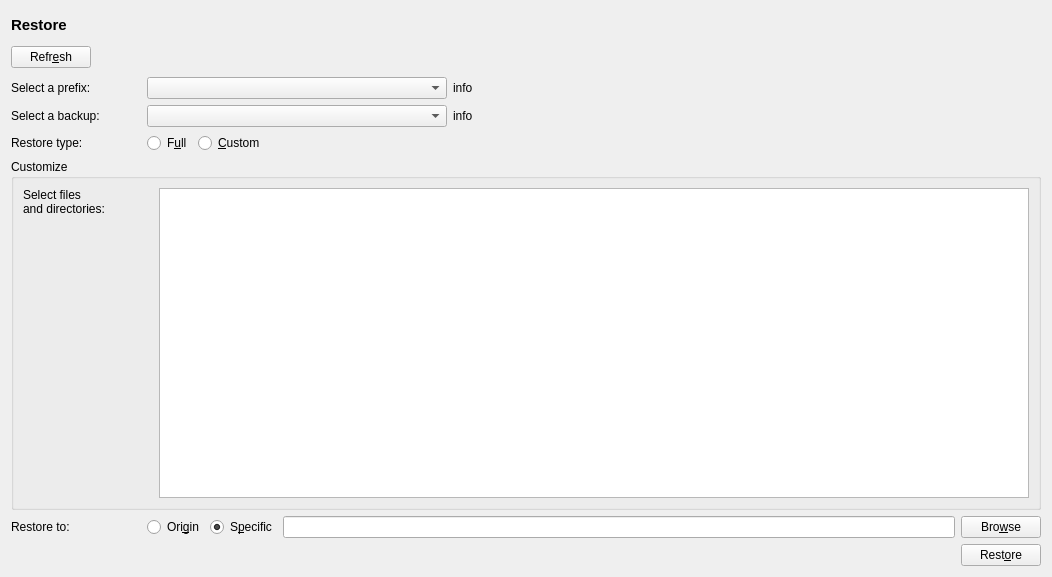
stepping-stone/sepiola, file src/gui/restore_form.ui: the form before one commit.
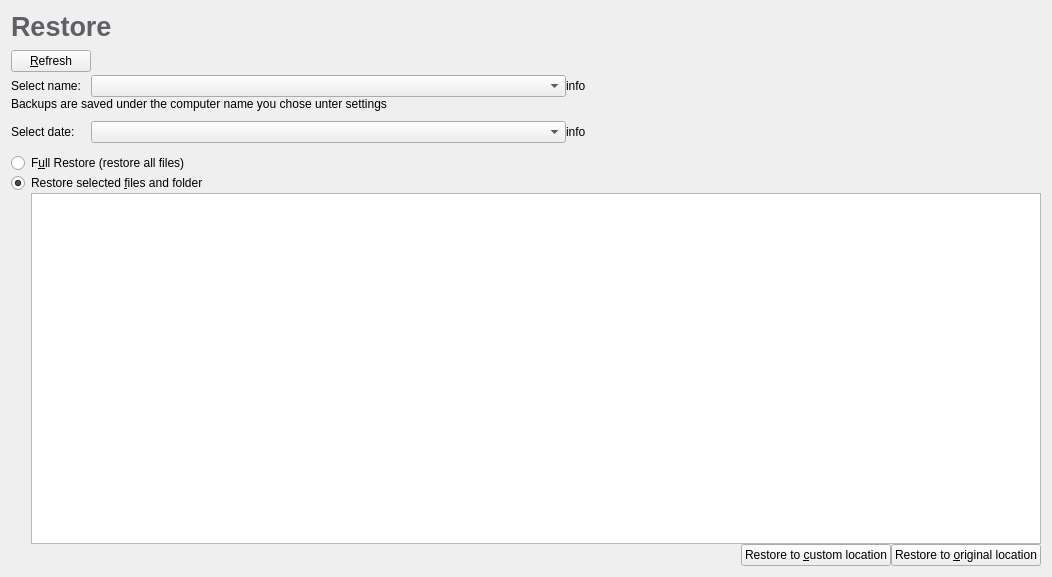
The form after the commit.

Commit message: replaced all *_pressed-methods by *_clicked-methods adapted design of restore_form to meet the provided mockup

```diff
--- a/src/gui/restore_form.ui
+++ b/src/gui/restore_form.ui
@@ -12,20 +12,20 @@
   <property name="windowTitle" >
    <string>Restore</string>
   </property>
-  <layout class="QGridLayout" >
-   <item row="0" column="0" >
-    <layout class="QHBoxLayout" >
+  <layout class="QVBoxLayout">
      <item>
-      <widget class="QLabel" name="labelRestore" >
-       <property name="font" >
+    <layout class="QHBoxLayout">
+     <item>
+      <widget class="QLabel" name="labelRestore">
+       <property name="font">
         <font>
-         <pointsize>11</pointsize>
+         <pointsize>20</pointsize>
          <weight>75</weight>
          <bold>true</bold>
         </font>
        </property>
-       <property name="text" >
-        <string>Restore</string>
+       <property name="text">
+        <string>&lt;span style=&quot; color:#5f5f67;&quot;&gt;Restore&lt;/span&gt;</string>
        </property>
       </widget>
      </item>
@@ -44,12 +44,17 @@
      </item>
     </layout>
    </item>
-   <item row="1" column="0" >
-    <layout class="QHBoxLayout" >
      <item>
-      <widget class="QPushButton" name="btnRefresh" >
-       <property name="text" >
-        <string>Refr&amp;esh</string>
+    <layout class="QVBoxLayout" name="verticalLayout">
+     <property name="spacing">
+      <number>0</number>
+     </property>
+     <item>
+      <layout class="QHBoxLayout">
+       <item>
+        <widget class="QPushButton" name="btnRefresh">
+         <property name="text">
+          <string>&amp;Refresh</string>
        </property>
       </widget>
      </item>
@@ -71,31 +76,31 @@
      </item>
     </layout>
    </item>
-   <item row="2" column="0" >
-    <layout class="QGridLayout" >
-     <item row="0" column="0" >
-      <widget class="QLabel" name="labelSelectBackup_2" >
-       <property name="sizePolicy" >
-        <sizepolicy vsizetype="Fixed" hsizetype="Fixed" >
+     <item>
+      <layout class="QHBoxLayout">
+       <item>
+        <widget class="QLabel" name="labelSelectBackup_2">
+         <property name="sizePolicy">
+          <sizepolicy hsizetype="Fixed" vsizetype="Fixed">
          <horstretch>0</horstretch>
          <verstretch>0</verstretch>
         </sizepolicy>
        </property>
-       <property name="minimumSize" >
+         <property name="minimumSize">
         <size>
-         <width>130</width>
+           <width>80</width>
          <height>0</height>
         </size>
        </property>
-       <property name="text" >
-        <string>Select a prefix:</string>
+         <property name="text">
+          <string>Select name:</string>
        </property>
       </widget>
      </item>
-     <item row="0" column="1" >
-      <widget class="QComboBox" name="comboBoxPrefixes" >
-       <property name="sizePolicy" >
-        <sizepolicy vsizetype="Fixed" hsizetype="Fixed" >
+       <item>
+        <widget class="QComboBox" name="comboBoxPrefixes">
+         <property name="sizePolicy">
+          <sizepolicy hsizetype="Preferred" vsizetype="Fixed">
          <horstretch>0</horstretch>
          <verstretch>0</verstretch>
         </sizepolicy>
@@ -108,35 +113,73 @@
        </property>
       </widget>
      </item>
-     <item row="0" column="2" >
-      <widget class="QLabel" name="labelPrefixes" >
-       <property name="text" >
+       <item>
+        <widget class="QLabel" name="labelPrefixes">
+         <property name="text">
         <string>info</string>
        </property>
       </widget>
      </item>
-     <item row="1" column="0" >
-      <widget class="QLabel" name="labelSelectBackup" >
-       <property name="sizePolicy" >
-        <sizepolicy vsizetype="Fixed" hsizetype="Fixed" >
+      </layout>
+     </item>
+     <item>
+      <widget class="QLabel" name="label">
+       <property name="font">
+        <font>
+         <pointsize>9</pointsize>
+        </font>
+       </property>
+       <property name="text">
+        <string>Backups are saved under the computer name you chose unter settings</string>
+       </property>
+      </widget>
+     </item>
+     <item>
+      <spacer name="verticalSpacer">
+       <property name="orientation">
+        <enum>Qt::Vertical</enum>
+       </property>
+       <property name="sizeType">
+        <enum>QSizePolicy::Fixed</enum>
+       </property>
+       <property name="sizeHint" stdset="0">
+        <size>
+         <width>20</width>
+         <height>10</height>
+        </size>
+       </property>
+      </spacer>
+     </item>
+     <item>
+      <layout class="QHBoxLayout">
+       <item>
+        <widget class="QLabel" name="labelSelectBackup">
+         <property name="sizePolicy">
+          <sizepolicy hsizetype="Fixed" vsizetype="Fixed">
          <horstretch>0</horstretch>
          <verstretch>0</verstretch>
         </sizepolicy>
        </property>
-       <property name="minimumSize" >
+         <property name="minimumSize">
         <size>
-         <width>130</width>
+           <width>80</width>
          <height>0</height>
         </size>
        </property>
-       <property name="text" >
-        <string>Select a backup:</string>
+         <property name="text">
+          <string>Select date:</string>
        </property>
       </widget>
      </item>
-     <item row="1" column="1" >
-      <widget class="QComboBox" name="comboBoxBackupNames" >
-       <property name="minimumSize" >
+       <item>
+        <widget class="QComboBox" name="comboBoxBackupNames">
+         <property name="sizePolicy">
+          <sizepolicy hsizetype="Preferred" vsizetype="Fixed">
+           <horstretch>0</horstretch>
+           <verstretch>0</verstretch>
+          </sizepolicy>
+         </property>
+         <property name="minimumSize">
         <size>
          <width>300</width>
          <height>0</height>
@@ -147,189 +190,82 @@
        </property>
       </widget>
      </item>
-     <item row="1" column="2" >
-      <widget class="QLabel" name="labelBackupNames" >
-       <property name="text" >
+       <item>
+        <widget class="QLabel" name="labelBackupNames">
+         <property name="text">
         <string>info</string>
        </property>
       </widget>
      </item>
     </layout>
    </item>
-   <item row="3" column="0" >
-    <layout class="QHBoxLayout" >
      <item>
-      <widget class="QLabel" name="labelRestoreType" >
-       <property name="sizePolicy" >
-        <sizepolicy vsizetype="Fixed" hsizetype="Fixed" >
-         <horstretch>0</horstretch>
-         <verstretch>0</verstretch>
-        </sizepolicy>
-       </property>
-       <property name="minimumSize" >
-        <size>
-         <width>130</width>
-         <height>0</height>
-        </size>
-       </property>
-       <property name="text" >
-        <string>Restore type:</string>
-       </property>
-      </widget>
-     </item>
-     <item>
-      <widget class="QRadioButton" name="radioButtonFull" >
-       <property name="text" >
-        <string>F&amp;ull</string>
-       </property>
-       <property name="checked" >
-        <bool>false</bool>
-       </property>
-      </widget>
-     </item>
-     <item>
-      <widget class="QRadioButton" name="radioButtonCustom" >
-       <property name="text" >
-        <string>&amp;Custom</string>
-       </property>
-       <property name="checked" >
-        <bool>true</bool>
-       </property>
-      </widget>
-     </item>
-     <item>
-      <spacer>
-       <property name="orientation" >
-        <enum>Qt::Horizontal</enum>
-       </property>
-       <property name="sizeHint" >
-        <size>
-         <width>431</width>
-         <height>20</height>
-        </size>
-       </property>
-      </spacer>
-     </item>
-    </layout>
-   </item>
-   <item row="4" column="0" >
-    <widget class="QGroupBox" name="groupBoxCustom" >
-     <property name="title" >
-      <string>Customize</string>
-     </property>
-     <layout class="QGridLayout" >
-      <item row="0" column="0" >
-       <layout class="QVBoxLayout" >
-        <item>
-         <layout class="QHBoxLayout" >
-          <item>
-           <layout class="QVBoxLayout" >
-            <item>
-             <widget class="QLabel" name="labelSelectItems" >
-              <property name="sizePolicy" >
-               <sizepolicy vsizetype="Fixed" hsizetype="Fixed" >
-                <horstretch>0</horstretch>
-                <verstretch>0</verstretch>
-               </sizepolicy>
-              </property>
-              <property name="minimumSize" >
-               <size>
-                <width>130</width>
-                <height>0</height>
-               </size>
-              </property>
-              <property name="text" >
-               <string>Select files
-and directories:</string>
-              </property>
-             </widget>
-            </item>
-            <item>
-             <spacer>
-              <property name="orientation" >
+      <spacer name="verticalSpacer_2">
+       <property name="orientation">
                <enum>Qt::Vertical</enum>
               </property>
-              <property name="sizeHint" >
+       <property name="sizeType">
+        <enum>QSizePolicy::Fixed</enum>
+       </property>
+       <property name="sizeHint" stdset="0">
                <size>
                 <width>20</width>
-                <height>211</height>
+         <height>10</height>
                </size>
               </property>
              </spacer>
             </item>
-           </layout>
-          </item>
           <item>
-           <widget class="QTreeView" name="treeViewFilesAndFolders" />
-          </item>
-         </layout>
-        </item>
-       </layout>
-      </item>
-     </layout>
-    </widget>
-   </item>
-   <item row="5" column="0" >
-    <layout class="QHBoxLayout" >
-     <item>
-      <widget class="QLabel" name="labelRestoreTo" >
-       <property name="sizePolicy" >
-        <sizepolicy vsizetype="Fixed" hsizetype="Fixed" >
-         <horstretch>0</horstretch>
-         <verstretch>0</verstretch>
-        </sizepolicy>
+      <widget class="QRadioButton" name="radioButtonFull">
+       <property name="text">
+        <string>F&amp;ull Restore (restore all files)</string>
        </property>
-       <property name="minimumSize" >
-        <size>
-         <width>130</width>
-         <height>0</height>
-        </size>
-       </property>
-       <property name="text" >
-        <string>Restore to:</string>
-       </property>
-      </widget>
-     </item>
-     <item>
-      <widget class="QRadioButton" name="radioButtonOrigin" >
-       <property name="text" >
-        <string>Ori&amp;gin</string>
-       </property>
-       <property name="checked" >
+       <property name="checked">
         <bool>false</bool>
        </property>
       </widget>
      </item>
      <item>
-      <widget class="QRadioButton" name="radioButtonSpecific" >
-       <property name="text" >
-        <string>S&amp;pecific</string>
+      <widget class="QRadioButton" name="radioButtonCustom">
+       <property name="text">
+        <string>Restore selected &amp;files and folder</string>
        </property>
-       <property name="checked" >
+       <property name="checked">
         <bool>true</bool>
        </property>
       </widget>
      </item>
      <item>
-      <widget class="QLineEdit" name="lineEditPath" />
+      <layout class="QHBoxLayout">
+       <item>
+        <spacer name="horizontalSpacer">
+         <property name="orientation">
+          <enum>Qt::Horizontal</enum>
+         </property>
+         <property name="sizeType">
+          <enum>QSizePolicy::Fixed</enum>
+         </property>
+         <property name="sizeHint" stdset="0">
+          <size>
+           <width>20</width>
+           <height>20</height>
+          </size>
+         </property>
+        </spacer>
      </item>
      <item>
-      <widget class="QPushButton" name="btnBrowse" >
-       <property name="text" >
-        <string>Bro&amp;wse</string>
-       </property>
-      </widget>
+        <widget class="QTreeView" name="treeViewFilesAndFolders"/>
      </item>
     </layout>
    </item>
-   <item row="6" column="0" >
-    <layout class="QHBoxLayout" >
+     <item>
+      <layout class="QHBoxLayout">
      <item>
       <spacer>
-       <property name="orientation" >
+         <property name="orientation">
         <enum>Qt::Horizontal</enum>
        </property>
-       <property name="sizeHint" >
+         <property name="sizeHint" stdset="0">
         <size>
          <width>291</width>
          <height>20</height>
@@ -338,11 +274,20 @@
       </spacer>
      </item>
      <item>
-      <widget class="QPushButton" name="btnRestore" >
-       <property name="text" >
-        <string>Rest&amp;ore</string>
-       </property>
-      </widget>
+        <widget class="QPushButton" name="btnBrowseAndRestore">
+         <property name="text">
+          <string>Restore to &amp;custom location</string>
+         </property>
+        </widget>
+       </item>
+       <item>
+        <widget class="QPushButton" name="btnRestore">
+         <property name="text">
+          <string>Restore to &amp;original location</string>
+         </property>
+        </widget>
+       </item>
+      </layout>
      </item>
     </layout>
    </item>
```
Left out of the diff: 74 changed lines with no effect on the pictures. Lines whose indentation alone changed are shown as unchanged. The commit also changes 21 other files.
